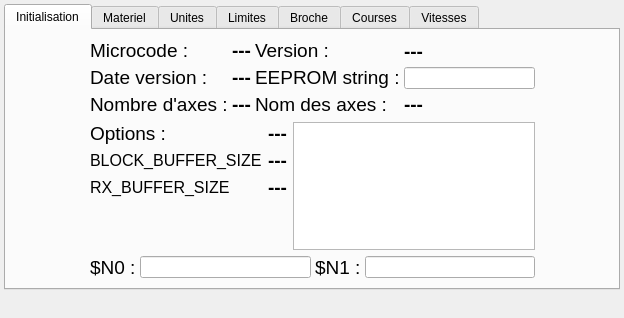
The window that dlgConfig.ui (fra589/cn5X) describes before a commit, drawn with Qt 5.
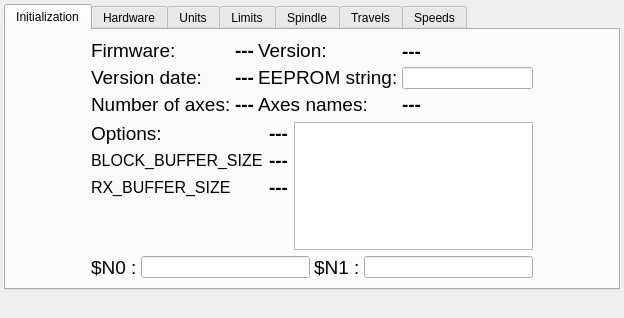
The same window after the commit. Icons and pictures are not drawn. Custom widgets are drawn as their Qt base class.

```diff
--- a/dlgConfig.ui
+++ b/dlgConfig.ui
@@ -81,7 +81,7 @@
      </property>
      <widget class="QWidget" name="tab_0">
       <attribute name="title">
-       <string>Initialisation</string>
+       <string>Initialization</string>
       </attribute>
       <layout class="QGridLayout" name="gridLayout_7">
        <item row="0" column="1">
@@ -130,7 +130,7 @@
                 </font>
                </property>
                <property name="text">
-                <string>Microcode :</string>
+                <string>Firmware:</string>
                </property>
               </widget>
              </item>
@@ -142,7 +142,7 @@
                 </font>
                </property>
                <property name="text">
-                <string>Date version :</string>
+                <string>Version date:</string>
                </property>
               </widget>
              </item>
@@ -154,7 +154,7 @@
                 </font>
                </property>
                <property name="text">
-                <string>Nombre d'axes :</string>
+                <string>Number of axes:</string>
                </property>
               </widget>
              </item>
@@ -222,7 +222,7 @@
                 </font>
                </property>
                <property name="text">
-                <string>Version :</string>
+                <string>Version:</string>
                </property>
               </widget>
              </item>
@@ -234,7 +234,7 @@
                 </font>
                </property>
                <property name="text">
-                <string notr="true">EEPROM string :</string>
+                <string notr="true">EEPROM string:</string>
                </property>
               </widget>
              </item>
@@ -246,7 +246,7 @@
                 </font>
                </property>
                <property name="text">
-                <string>Nom des axes :</string>
+                <string>Axes names:</string>
                </property>
               </widget>
              </item>
@@ -318,7 +318,7 @@
                     </font>
                    </property>
                    <property name="text">
-                    <string>Options :</string>
+                    <string>Options:</string>
                    </property>
                   </widget>
                  </item>
@@ -535,7 +535,7 @@
      </widget>
      <widget class="QWidget" name="tab_1">
       <attribute name="title">
-       <string>Materiel</string>
+       <string>Hardware</string>
       </attribute>
       <layout class="QGridLayout" name="gridLayout_6">
        <item row="0" column="1">
@@ -806,7 +806,7 @@
      </widget>
      <widget class="QWidget" name="tab_2">
       <attribute name="title">
-       <string>Unites</string>
+       <string>Units</string>
       </attribute>
       <layout class="QGridLayout" name="gridLayout_5">
        <item row="0" column="1">
@@ -957,7 +957,7 @@
      </widget>
      <widget class="QWidget" name="tab_3">
       <attribute name="title">
-       <string>Limites</string>
+       <string>Limits</string>
       </attribute>
       <layout class="QGridLayout" name="gridLayout_4">
        <item row="1" column="0">
@@ -1296,7 +1296,7 @@
      </widget>
      <widget class="QWidget" name="tab_4">
       <attribute name="title">
-       <string>Broche</string>
+       <string>Spindle</string>
       </attribute>
       <layout class="QGridLayout" name="gridLayout_3">
        <item row="0" column="1">
@@ -1415,7 +1415,7 @@
      </widget>
      <widget class="QWidget" name="tab_5">
       <attribute name="title">
-       <string>Courses</string>
+       <string>Travels</string>
       </attribute>
       <layout class="QGridLayout" name="gridLayout_2">
        <item row="2" column="1">
@@ -1901,7 +1901,7 @@
      </widget>
      <widget class="QWidget" name="tab_6">
       <attribute name="title">
-       <string>Vitesses</string>
+       <string>Speeds</string>
       </attribute>
       <layout class="QGridLayout" name="gridLayout">
        <item row="1" column="0">
```
Left out of the diff: 106 changed lines with no effect on the pictures.
